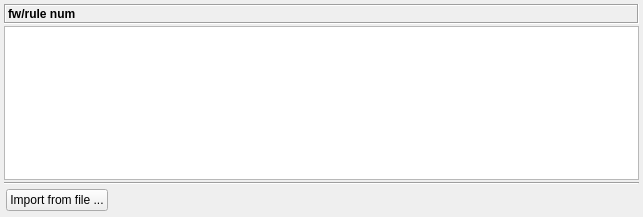
First picture: the form in src/gui/commenteditorpanel_q.ui, repository fwbuilder/fwbuilder, before the edit.
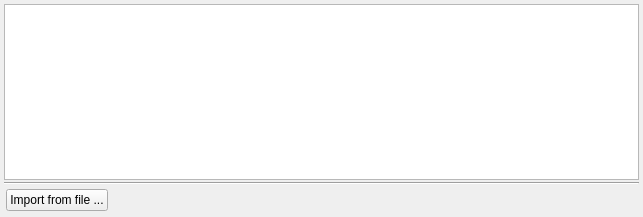
Second picture: the form after the edit.

Commit message: fixes #491, #501 dialog layout fixes to make them look more consistent, using widget promotion feature in Designer to build stack of editor dialogs in the bottom panel of the main window instead of building them at run time

Diff of the .ui file:
```diff
--- a/src/gui/commenteditorpanel_q.ui
+++ b/src/gui/commenteditorpanel_q.ui
@@ -16,22 +16,10 @@
    <string>Comment Editor Panel</string>
   </property>
   <layout class="QGridLayout" >
-   <property name="leftMargin" >
+   <property name="margin" >
     <number>2</number>
    </property>
-   <property name="topMargin" >
-    <number>2</number>
-   </property>
-   <property name="rightMargin" >
-    <number>2</number>
-   </property>
-   <property name="bottomMargin" >
-    <number>2</number>
-   </property>
-   <property name="horizontalSpacing" >
-    <number>2</number>
-   </property>
-   <property name="verticalSpacing" >
+   <property name="spacing" >
     <number>2</number>
    </property>
    <item row="0" column="0" >
@@ -39,76 +27,9 @@
      <property name="spacing" >
       <number>2</number>
      </property>
-     <property name="leftMargin" >
+     <property name="margin" >
       <number>2</number>
      </property>
-     <property name="topMargin" >
-      <number>2</number>
-     </property>
-     <property name="rightMargin" >
-      <number>2</number>
-     </property>
-     <property name="bottomMargin" >
-      <number>2</number>
-     </property>
-     <item>
-      <widget class="QFrame" name="frame3" >
-       <property name="sizePolicy" >
-        <sizepolicy vsizetype="Fixed" hsizetype="Preferred" >
-         <horstretch>0</horstretch>
-         <verstretch>0</verstretch>
-        </sizepolicy>
-       </property>
-       <property name="minimumSize" >
-        <size>
-         <width>16</width>
-         <height>20</height>
-        </size>
-       </property>
-       <property name="frameShape" >
-        <enum>QFrame::Box</enum>
-       </property>
-       <property name="frameShadow" >
-        <enum>QFrame::Sunken</enum>
-       </property>
-       <layout class="QGridLayout" >
-        <property name="leftMargin" >
-         <number>2</number>
-        </property>
-        <property name="topMargin" >
-         <number>2</number>
-        </property>
-        <property name="rightMargin" >
-         <number>2</number>
-        </property>
-        <property name="bottomMargin" >
-         <number>2</number>
-        </property>
-        <property name="horizontalSpacing" >
-         <number>2</number>
-        </property>
-        <property name="verticalSpacing" >
-         <number>2</number>
-        </property>
-        <item row="0" column="0" >
-         <widget class="QLabel" name="editorTitle" >
-          <property name="font" >
-           <font>
-            <weight>75</weight>
-            <bold>true</bold>
-           </font>
-          </property>
-          <property name="text" >
-           <string>fw/rule num</string>
-          </property>
-          <property name="wordWrap" >
-           <bool>false</bool>
-          </property>
-         </widget>
-        </item>
-       </layout>
-      </widget>
-     </item>
      <item>
       <widget class="QTextEdit" name="editor" >
        <property name="minimumSize" >
@@ -143,16 +64,7 @@
        <property name="spacing" >
         <number>2</number>
        </property>
-       <property name="leftMargin" >
-        <number>2</number>
-       </property>
-       <property name="topMargin" >
-        <number>2</number>
-       </property>
-       <property name="rightMargin" >
-        <number>2</number>
-       </property>
-       <property name="bottomMargin" >
+       <property name="margin" >
         <number>2</number>
        </property>
        <item>
@@ -170,7 +82,7 @@
          <property name="sizeType" >
           <enum>QSizePolicy::Expanding</enum>
          </property>
-         <property name="sizeHint" >
+         <property name="sizeHint" stdset="0" >
           <size>
            <width>211</width>
            <height>20</height>
```
The commit also changes 49 other files.
